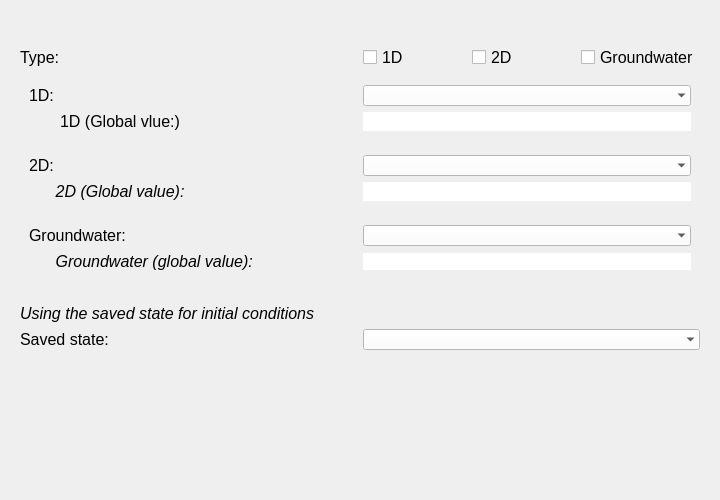
Qt form threedi_api_qgis_client/ui/page_initial_conditions.ui (nens/threedi-api-qgis-client) before a commit.
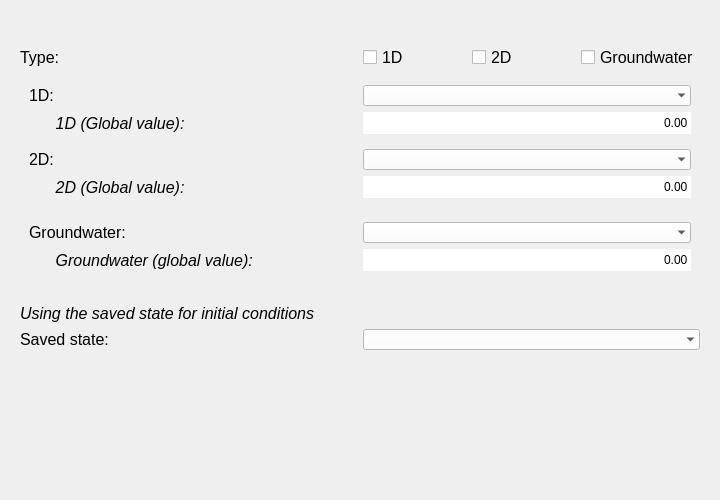
The same form after that commit.

```diff
--- a/threedi_api_qgis_client/ui/page_initial_conditions.ui
+++ b/threedi_api_qgis_client/ui/page_initial_conditions.ui
@@ -201,69 +201,43 @@
            </property>
           </widget>
          </item>
-         <item row="1" column="1" colspan="2">
-          <widget class="QWidget" name="global_value_1d_widget" native="true">
-           <property name="baseSize">
-            <size>
-             <width>0</width>
-             <height>0</height>
-            </size>
+         <item row="1" column="2">
+          <widget class="QDoubleSpinBox" name="sp_1d_global_value">
+           <property name="font">
+            <font/>
            </property>
-           <layout class="QHBoxLayout" name="horizontalLayout_3">
-            <property name="leftMargin">
-             <number>0</number>
-            </property>
-            <property name="topMargin">
-             <number>0</number>
-            </property>
-            <property name="rightMargin">
-             <number>0</number>
-            </property>
-            <item>
-             <widget class="QLabel" name="label_9">
-              <property name="font">
-               <font>
-                <family>Segoe UI</family>
-                <pointsize>12</pointsize>
-               </font>
-              </property>
-              <property name="text">
-               <string>       1D (Global vlue:)</string>
-              </property>
-              <property name="margin">
-               <number>0</number>
-              </property>
-             </widget>
-            </item>
-            <item>
-             <widget class="QLineEdit" name="le_1d_global_value">
-              <property name="enabled">
-               <bool>true</bool>
-              </property>
-              <property name="sizePolicy">
-               <sizepolicy hsizetype="Preferred" vsizetype="Preferred">
-                <horstretch>0</horstretch>
-                <verstretch>0</verstretch>
-               </sizepolicy>
-              </property>
-              <property name="font">
-               <font>
-                <family>Segoe UI</family>
-                <pointsize>10</pointsize>
-               </font>
-              </property>
-              <property name="styleSheet">
-               <string notr="true">QLineEdit {background-color: white;}</string>
-              </property>
-              <property name="frame">
-               <bool>false</bool>
-              </property>
-              <property name="alignment">
-               <set>Qt::AlignRight|Qt::AlignTrailing|Qt::AlignVCenter</set>
-              </property>
-             </widget>
-            </item>
-           </layout>
+           <property name="styleSheet">
+            <string notr="true">QDoubleSpinBox {background-color:white; selection-background-color: lightgray;}</string>
+           </property>
+           <property name="frame">
+            <bool>false</bool>
+           </property>
+           <property name="alignment">
+            <set>Qt::AlignRight|Qt::AlignTrailing|Qt::AlignVCenter</set>
+           </property>
+           <property name="buttonSymbols">
+            <enum>QAbstractSpinBox::NoButtons</enum>
+           </property>
+           <property name="maximum">
+            <double>100000000000000004764729344.000000000000000</double>
+           </property>
+          </widget>
+         </item>
+         <item row="1" column="1">
+          <widget class="QLabel" name="label_9">
+           <property name="font">
+            <font>
+             <family>Segoe UI</family>
+             <pointsize>12</pointsize>
+             <italic>true</italic>
+            </font>
+           </property>
+           <property name="text">
+            <string>      1D (Global value):</string>
+           </property>
+           <property name="margin">
+            <number>0</number>
+           </property>
           </widget>
          </item>
         </layout>
@@ -277,19 +251,6 @@
          </font>
         </property>
         <layout class="QGridLayout" name="gridLayout_2">
-         <item row="1" column="0">
-          <widget class="QLabel" name="label_3">
-           <property name="font">
-            <font>
-             <family>Segoe UI</family>
-             <pointsize>12</pointsize>
-            </font>
-           </property>
-           <property name="text">
-            <string>2D:</string>
-           </property>
-          </widget>
-         </item>
          <item row="2" column="0">
           <widget class="QLabel" name="label_4">
            <property name="font">
@@ -304,7 +265,7 @@
            </property>
           </widget>
          </item>
-         <item row="1" column="1">
+         <item row="1" column="2">
           <widget class="QComboBox" name="dd_2d">
            <property name="sizePolicy">
             <sizepolicy hsizetype="Preferred" vsizetype="Preferred">
@@ -326,24 +287,23 @@
            </property>
           </widget>
          </item>
-         <item row="2" column="1">
-          <widget class="QLineEdit" name="le_2d_global_value">
-           <property name="enabled">
-            <bool>true</bool>
-           </property>
-           <property name="sizePolicy">
-            <sizepolicy hsizetype="Preferred" vsizetype="Preferred">
-             <horstretch>0</horstretch>
-             <verstretch>0</verstretch>
-            </sizepolicy>
-           </property>
+         <item row="1" column="0">
+          <widget class="QLabel" name="label_3">
            <property name="font">
             <font>
-             <pointsize>10</pointsize>
+             <family>Segoe UI</family>
+             <pointsize>12</pointsize>
             </font>
            </property>
+           <property name="text">
+            <string>2D:</string>
+           </property>
+          </widget>
+         </item>
+         <item row="2" column="2">
+          <widget class="QDoubleSpinBox" name="sp_2d_global_value">
            <property name="styleSheet">
-            <string notr="true">QLineEdit {background-color: white;}</string>
+            <string notr="true">QDoubleSpinBox {background-color:white; selection-background-color: lightgray;}</string>
            </property>
            <property name="frame">
             <bool>false</bool>
@@ -351,6 +311,12 @@
            <property name="alignment">
             <set>Qt::AlignRight|Qt::AlignTrailing|Qt::AlignVCenter</set>
            </property>
+           <property name="buttonSymbols">
+            <enum>QAbstractSpinBox::NoButtons</enum>
+           </property>
+           <property name="maximum">
+            <double>100000000000000004764729344.000000000000000</double>
+           </property>
           </widget>
          </item>
         </layout>
@@ -359,20 +325,6 @@
       <item row="3" column="0" colspan="2">
        <widget class="QWidget" name="groundwater_widget" native="true">
         <layout class="QGridLayout" name="gridLayout_3">
-         <item row="1" column="0">
-          <widget class="QLabel" name="label_6">
-           <property name="font">
-            <font>
-             <family>Segoe UI</family>
-             <pointsize>12</pointsize>
-             <italic>true</italic>
-            </font>
-           </property>
-           <property name="text">
-            <string>      Groundwater (global value):</string>
-           </property>
-          </widget>
-         </item>
          <item row="0" column="0">
           <widget class="QLabel" name="label_5">
            <property name="font">
@@ -386,41 +338,21 @@
            </property>
           </widget>
          </item>
-         <item row="1" column="1">
-          <widget class="QLineEdit" name="le_gwater_global_value">
-           <property name="enabled">
-            <bool>true</bool>
-           </property>
-           <property name="sizePolicy">
-            <sizepolicy hsizetype="Preferred" vsizetype="Fixed">
-             <horstretch>0</horstretch>
-             <verstretch>0</verstretch>
-            </sizepolicy>
-           </property>
-           <property name="maximumSize">
-            <size>
-             <width>16777215</width>
-             <height>16777215</height>
-            </size>
-           </property>
+         <item row="1" column="0">
+          <widget class="QLabel" name="label_6">
            <property name="font">
             <font>
              <family>Segoe UI</family>
-             <pointsize>10</pointsize>
+             <pointsize>12</pointsize>
+             <italic>true</italic>
             </font>
            </property>
-           <property name="styleSheet">
-            <string notr="true">QLineEdit {background-color: white;}</string>
-           </property>
-           <property name="frame">
-            <bool>false</bool>
-           </property>
-           <property name="alignment">
-            <set>Qt::AlignRight|Qt::AlignTrailing|Qt::AlignVCenter</set>
+           <property name="text">
+            <string>      Groundwater (global value):</string>
            </property>
           </widget>
          </item>
-         <item row="0" column="1">
+         <item row="0" column="2">
           <widget class="QComboBox" name="dd_groundwater">
            <property name="font">
             <font>
@@ -436,6 +368,25 @@
            </property>
           </widget>
          </item>
+         <item row="1" column="2">
+          <widget class="QDoubleSpinBox" name="sp_gwater_global_value">
+           <property name="styleSheet">
+            <string notr="true">QDoubleSpinBox {background-color:white; selection-background-color: lightgray;}</string>
+           </property>
+           <property name="frame">
+            <bool>false</bool>
+           </property>
+           <property name="alignment">
+            <set>Qt::AlignRight|Qt::AlignTrailing|Qt::AlignVCenter</set>
+           </property>
+           <property name="buttonSymbols">
+            <enum>QAbstractSpinBox::NoButtons</enum>
+           </property>
+           <property name="maximum">
+            <double>1000000000000000013287555072.000000000000000</double>
+           </property>
+          </widget>
+         </item>
         </layout>
        </widget>
       </item>
```
